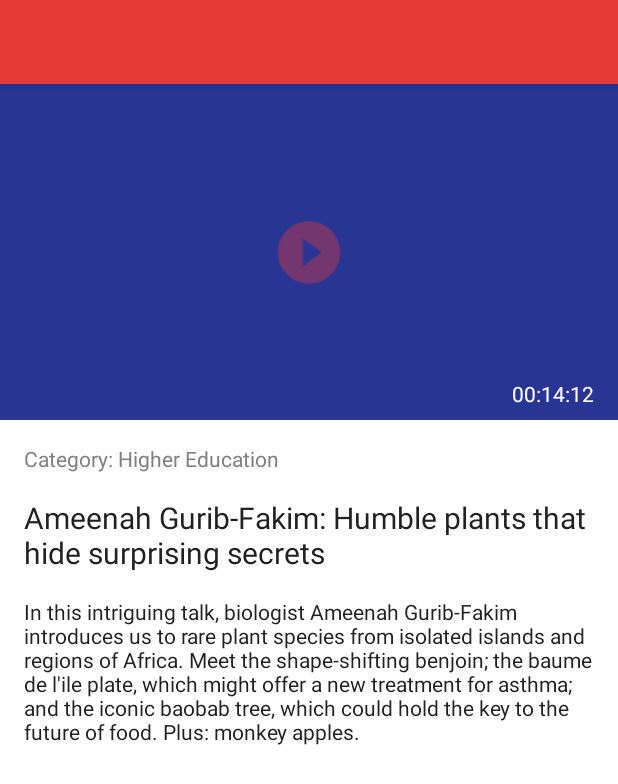
After one commit to nrgentoo/ted_rss, an Android app: the layout fragment_talk_details.xml on its own in the app's theme, with its tools: preview values and no code run, on a phone screen of 412 x 824 dp. The commit adds this screen. Shown: the top 784 px of the screen. Run offline under Robolectric (Android 15) with nearby library versions, the phone set to English and light mode, and no system bars.

Commit message:
Talk details fragment added

```diff
--- a/app/src/main/java/com/nrgentoo/tedtalks/tedtalks/view/activity/TedTalksActivity.java
+++ b/app/src/main/java/com/nrgentoo/tedtalks/tedtalks/view/activity/TedTalksActivity.java
@@ -5,7 +5,6 @@ import android.content.Intent;
 import android.os.Bundle;
 import android.support.v7.app.AppCompatActivity;
 import android.widget.FrameLayout;
-import android.widget.Toast;
 
 import com.nrgentoo.tedtalks.tedtalks.R;
 import com.nrgentoo.tedtalks.tedtalks.model.Talk;
--- a/app/src/main/res/layout-v21/layout_toolbar.xml
+++ b/app/src/main/res/layout-v21/layout_toolbar.xml
@@ -1,11 +1,9 @@
 <?xml version="1.0" encoding="utf-8"?>
-
-
-    <android.support.v7.widget.Toolbar xmlns:android="http://schemas.android.com/apk/res/android"
-        android:id="@+id/toolbar"
-        android:layout_height="wrap_content"
-        android:layout_width="match_parent"
-        android:minHeight="?attr/actionBarSize"
-        android:background="?attr/colorPrimary"
-        android:theme="@style/Toolbar"
-        android:elevation="4dp"/>
+<android.support.v7.widget.Toolbar xmlns:android="http://schemas.android.com/apk/res/android"
+    android:id="@+id/toolbar"
+    android:layout_width="match_parent"
+    android:layout_height="wrap_content"
+    android:background="?attr/colorPrimary"
+    android:elevation="4dp"
+    android:minHeight="?attr/actionBarSize"
+    android:theme="@style/Toolbar" />
--- /dev/null
+++ b/app/src/main/res/layout/fragment_talk_details.xml
@@ -0,0 +1,103 @@
+<?xml version="1.0" encoding="utf-8"?>
+<FrameLayout xmlns:android="http://schemas.android.com/apk/res/android"
+    xmlns:tools="http://schemas.android.com/tools"
+    android:layout_width="match_parent"
+    android:layout_height="match_parent">
+
+    <ScrollView
+        android:id="@+id/sv_container"
+        android:layout_width="match_parent"
+        android:layout_height="match_parent"
+        android:scrollbars="none" >
+
+        <RelativeLayout
+            android:layout_width="match_parent"
+            android:layout_height="match_parent">
+
+            <View
+                android:id="@+id/action_bar_space"
+                android:layout_width="match_parent"
+                android:layout_height="?attr/actionBarSize" />
+
+            <FrameLayout
+                android:id="@+id/fl_image_container"
+                android:layout_width="match_parent"
+                android:layout_height="224dp"
+                android:layout_alignParentLeft="true"
+                android:layout_alignParentStart="true"
+                android:layout_below="@+id/action_bar_space">
+
+                <ImageView
+                    android:id="@+id/iv_image"
+                    android:layout_width="match_parent"
+                    android:layout_height="match_parent"
+                    tools:src="@color/accent" />
+
+                <ImageView
+                    android:layout_width="56dp"
+                    android:layout_height="56dp"
+                    android:layout_gravity="center"
+                    android:src="@drawable/ic_play_circle" />
+
+            </FrameLayout>
+
+            <TextView
+                android:id="@+id/tv_duration"
+                android:layout_width="wrap_content"
+                android:layout_height="wrap_content"
+                android:layout_alignBottom="@+id/fl_image_container"
+                android:layout_alignEnd="@+id/fl_image_container"
+                android:layout_alignRight="@+id/fl_image_container"
+                android:layout_marginBottom="@dimen/margin"
+                android:layout_marginEnd="@dimen/margin"
+                android:layout_marginRight="@dimen/margin_2x"
+                android:textColor="@color/text_white"
+                android:textSize="@dimen/body"
+                tools:text="00:14:12" />
+
+            <TextView
+                android:id="@+id/tv_category"
+                android:layout_width="wrap_content"
+                android:layout_height="wrap_content"
+                android:layout_below="@+id/fl_image_container"
+                android:layout_marginLeft="@dimen/margin_2x"
+                android:layout_marginRight="@dimen/margin_2x"
+                android:layout_marginTop="@dimen/margin_2x"
+                android:textColor="@color/text_grey"
+                android:textSize="@dimen/body"
+                tools:text="Category: Higher Education" />
+
+            <TextView
+                android:id="@+id/tv_title"
+                android:layout_width="match_parent"
+                android:layout_height="wrap_content"
+                android:layout_alignParentLeft="true"
+                android:layout_alignParentStart="true"
+                android:layout_below="@+id/tv_category"
+                android:layout_marginLeft="@dimen/margin_2x"
+                android:layout_marginRight="@dimen/margin_2x"
+                android:layout_marginTop="@dimen/margin_2x"
+                android:textColor="@color/text_black"
+                android:textSize="@dimen/title"
+                tools:text="Ameenah Gurib-Fakim: Humble plants that hide surprising secrets" />
+
+            <TextView
+                android:id="@+id/tv_description"
+                android:layout_width="match_parent"
+                android:layout_height="wrap_content"
+                android:layout_below="@+id/tv_title"
+                android:layout_marginLeft="@dimen/margin_2x"
+                android:layout_marginRight="@dimen/margin_2x"
+                android:layout_marginTop="@dimen/margin_2x"
+                android:layout_marginBottom="@dimen/margin"
+                android:textColor="@color/text_black"
+                android:textSize="@dimen/body"
+                tools:text="In this intriguing talk, biologist Ameenah Gurib-Fakim introduces us to rare plant species from isolated islands and regions of Africa. Meet the shape-shifting benjoin; the baume de l'ile plate, which might offer a new treatment for asthma; and the iconic baobab tree, which could hold the key to the future of food. Plus: monkey apples." />
+
+        </RelativeLayout>
+
+    </ScrollView>
+
+    <include layout="@layout/layout_toolbar" />
+
+</FrameLayout>
--- a/app/src/main/res/values/strings.xml
+++ b/app/src/main/res/values/strings.xml
@@ -1,3 +1,4 @@
 <resources>
     <string name="app_name">TED Talks</string>
+    <string name="category">Category</string>
 </resources>
```
Also changed, not shown: app/src/main/java/com/nrgentoo/tedtalks/tedtalks/view/fragment/TalkDetailsFragment.java (added, +136 -0 lines), app/src/main/java/com/nrgentoo/tedtalks/tedtalks/view/fragment/TalkListFragment.java (+9 -3 lines), app/src/main/res/anim/slide_in_left.xml (added, +7 -0 lines), app/src/main/res/anim/slide_in_right.xml (added, +7 -0 lines), app/src/main/res/anim/slide_out_left.xml (added, +7 -0 lines), app/src/main/res/anim/slide_out_right.xml (added, +7 -0 lines), app/src/main/ic_play_circle-web.png (added), app/src/main/res/drawable-hdpi/ic_play_circle.png (added), app/src/main/res/drawable-mdpi/ic_play_circle.png (added), app/src/main/res/drawable-xhdpi/ic_play_circle.png (added), app/src/main/res/drawable-xxhdpi/ic_play_circle.png (added), app/src/main/res/drawable-xxxhdpi/ic_play_circle.png (added).
